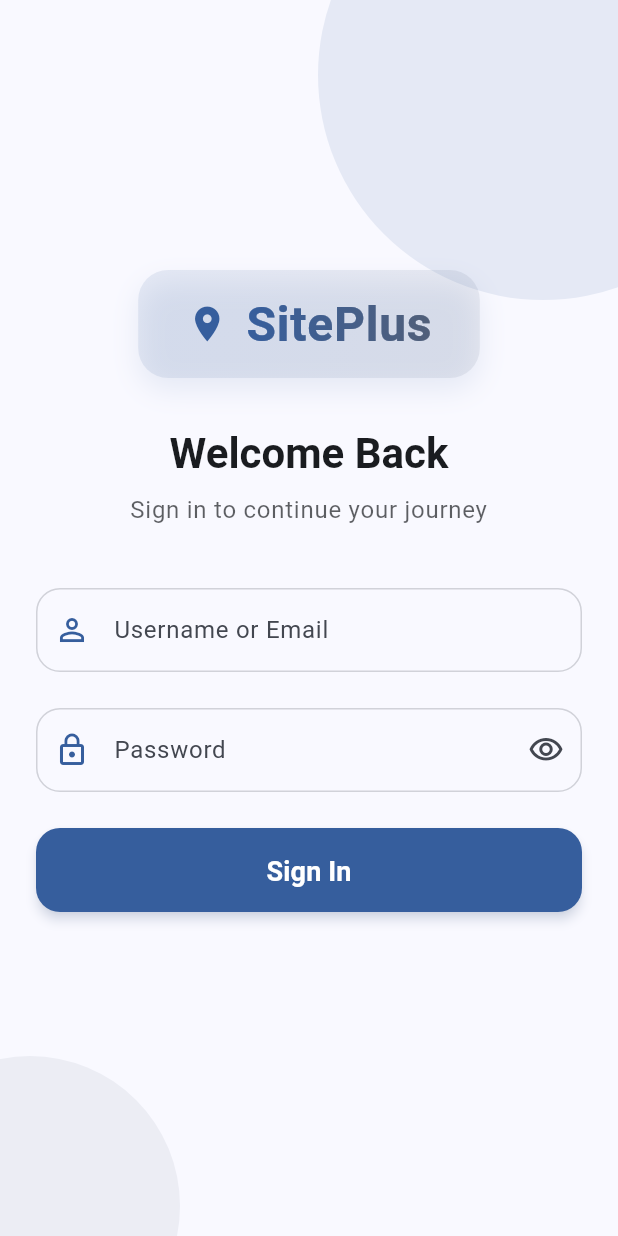
After one commit to Let-cal/SitePlus-MB, a Flutter app: the screen it shows after launch, on a phone screen of 412 x 824 dp. The commit adds this screen. Run offline on Flutter 3.47's test engine with Material 3 defaults, Android fonts, the phone set to English and light mode, and no system bars; drawn by our look-alikes of flutter_animate; our stand-ins replace google_fonts, image_picker; Roboto replaces fonts that are missing (Acme, Actor).

Commit message:
login page UI/UX have done

```diff
--- a/lib/main.dart
+++ b/lib/main.dart
@@ -1,7 +1,9 @@
 import 'package:flutter/material.dart';
+
+// import 'pages/ReportPage/pages/ReportPage.dart';
+import 'pages/LoginPage/pages/login_page.dart';
+import 'theme.dart';
 import 'util.dart';
-import 'theme.dart';
-import 'pages/ReportPage/pages/ReportPage.dart';
 
 void main() {
   runApp(const MyApp());
@@ -25,7 +27,7 @@ class MyApp extends StatelessWidget {
     return MaterialApp(
       title: 'Flutter Demo',
       theme: brightness == Brightness.light ? theme.light() : theme.dark(),
-      home: ReportPage(),
+      home: LoginPage(),
     );
   }
 }
--- /dev/null
+++ b/lib/pages/LoginPage/components/animated_logo.dart
@@ -0,0 +1,88 @@
+import 'dart:math' show sin, pi;
+import 'package:flutter/material.dart';
+import 'package:flutter_animate/flutter_animate.dart';
+
+class AnimatedLogo extends StatelessWidget {
+  const AnimatedLogo({Key? key}) : super(key: key);
+
+  @override
+  Widget build(BuildContext context) {
+    final colorScheme = Theme.of(context).colorScheme;
+    final textTheme = Theme.of(context).textTheme;
+
+    return Container(
+      padding: const EdgeInsets.symmetric(
+        horizontal: 32,
+        vertical: 16,
+      ),
+      decoration: BoxDecoration(
+        gradient: LinearGradient(
+          colors: [
+            colorScheme.primary.withOpacity(0.1),
+            colorScheme.secondary.withOpacity(0.1),
+          ],
+          begin: Alignment.topLeft,
+          end: Alignment.bottomRight,
+        ),
+        borderRadius: BorderRadius.circular(20),
+        boxShadow: [
+          BoxShadow(
+            color: colorScheme.primary.withOpacity(0.1),
+            blurRadius: 15,
+            offset: const Offset(0, 8),
+          ),
+        ],
+      ),
+      child: Row(
+        mainAxisSize: MainAxisSize.min,
+        children: [
+          Icon(
+            Icons.location_on,
+            color: colorScheme.primary,
+            size: 28,
+          ),
+          const SizedBox(width: 12),
+          ShaderMask(
+            shaderCallback: (bounds) => LinearGradient(
+              colors: [
+                colorScheme.primary,
+                colorScheme.secondary,
+              ],
+            ).createShader(bounds),
+            child: Text(
+              'SitePlus',
+              style: textTheme.headlineLarge?.copyWith(
+                color: Colors.white,
+                fontWeight: FontWeight.bold,
+                letterSpacing: 0.5,
+              ),
+            ),
+          )
+          .animate(
+            onPlay: (controller) => controller.repeat(),
+          )
+          .shimmer(
+            duration: 2500.ms,
+            color: Colors.white.withOpacity(0.4),
+            size: 0.3,
+          )
+          .then()
+          .shimmer(
+            duration: 2500.ms,
+            color: Colors.white.withOpacity(0.2),
+            size: 0.2,
+            delay: 1000.ms,
+          )
+          .then()
+          .custom(
+            duration: 3000.ms,
+            builder: (context, value, child) => Transform.scale(
+              scale: 1.0 + 0.03 * sin(value * pi * 2),
+              child: child,
+            ),
+          ),
+        ],
+      ),
+    );
+  }
+}
--- /dev/null
+++ b/lib/pages/LoginPage/components/background_decorations.dart
@@ -0,0 +1,40 @@
+import 'package:flutter/material.dart';
+import 'package:flutter_animate/flutter_animate.dart';
+
+class BackgroundDecorations extends StatelessWidget {
+  const BackgroundDecorations({Key? key}) : super(key: key);
+
+  @override
+  Widget build(BuildContext context) {
+    final colorScheme = Theme.of(context).colorScheme;
+
+    return Stack(
+      children: [
+        Positioned(
+          top: -100,
+          right: -100,
+          child: Container(
+            width: 300,
+            height: 300,
+            decoration: BoxDecoration(
+              shape: BoxShape.circle,
+              color: colorScheme.primary.withOpacity(0.1),
+            ),
+          ).animate().fade(duration: 1000.ms),
+        ),
+        Positioned(
+          bottom: -80,
+          left: -80,
+          child: Container(
+            width: 200,
+            height: 200,
+            decoration: BoxDecoration(
+              shape: BoxShape.circle,
+              color: colorScheme.secondary.withOpacity(0.08),
+            ),
+          ).animate().fade(duration: 1000.ms).slideY(begin: 0.1, end: 0),
+        ),
+      ],
+    );
+  }
+}
--- /dev/null
+++ b/lib/pages/LoginPage/components/custom_text_field.dart
@@ -0,0 +1,70 @@
+import 'package:flutter/material.dart';
+import 'package:flutter_animate/flutter_animate.dart';
+
+class CustomTextField extends StatelessWidget {
+  final TextEditingController controller;
+  final String labelText;
+  final String hintText;
+  final IconData prefixIcon;
+  final Widget? suffixIcon;
+  final bool obscureText;
+  final String? Function(String?)? validator;
+  final Duration animationDelay;
+
+  const CustomTextField({
+    Key? key,
+    required this.controller,
+    required this.labelText,
+    required this.hintText,
+    required this.prefixIcon,
+    this.suffixIcon,
+    this.obscureText = false,
+    this.validator,
+    this.animationDelay = Duration.zero,
+  }) : super(key: key);
+
+  @override
+  Widget build(BuildContext context) {
+    final colorScheme = Theme.of(context).colorScheme;
+
+    return TextFormField(
+      controller: controller,
+      obscureText: obscureText,
+      decoration: InputDecoration(
+        labelText: labelText,
+        hintText: hintText,
+        prefixIcon: Icon(
+          prefixIcon,
+          color: colorScheme.primary,
+        ),
+        suffixIcon: suffixIcon,
+        border: OutlineInputBorder(
+          borderRadius: BorderRadius.circular(16),
+          borderSide: BorderSide(
+            color: colorScheme.outline.withOpacity(0.5),
+          ),
+        ),
+        enabledBorder: OutlineInputBorder(
+          borderRadius: BorderRadius.circular(16),
+          borderSide: BorderSide(
+            color: colorScheme.outline.withOpacity(0.3),
+          ),
+        ),
+        focusedBorder: OutlineInputBorder(
+          borderRadius: BorderRadius.circular(16),
+          borderSide: BorderSide(
+            color: colorScheme.primary,
+            width: 2,
+          ),
+        ),
+        filled: true,
+        fillColor: colorScheme.surface,
+        floatingLabelBehavior: FloatingLabelBehavior.auto,
+      ),
+      validator: validator,
+    )
+    .animate()
+    .fade(duration: 800.ms, delay: animationDelay)
+    .slideY(begin: 0.1, end: 0, duration: 600.ms);
+  }
+}
--- /dev/null
+++ b/lib/pages/LoginPage/components/login_button.dart
@@ -0,0 +1,59 @@
+import 'package:flutter/material.dart';
+import 'package:flutter_animate/flutter_animate.dart';
+
+class LoginButton extends StatelessWidget {
+  final bool isLoading;
+  final VoidCallback onPressed;
+
+  const LoginButton({
+    Key? key,
+    required this.isLoading,
+    required this.onPressed,
+  }) : super(key: key);
+
+  @override
+  Widget build(BuildContext context) {
+    final colorScheme = Theme.of(context).colorScheme;
+
+    return SizedBox(
+      width: double.infinity,
+      height: 56,
+      child: ElevatedButton(
+        onPressed: isLoading ? null : onPressed,
+        style: ElevatedButton.styleFrom(
+          foregroundColor: colorScheme.onPrimary,
+          backgroundColor: colorScheme.primary,
+          padding: const EdgeInsets.symmetric(vertical: 16),
+          shape: RoundedRectangleBorder(
+            borderRadius: BorderRadius.circular(16),
+          ),
+          elevation: 3,
+          shadowColor: colorScheme.primary.withOpacity(0.3),
+        ),
+        child: isLoading
+            ? SizedBox(
+                width: 24,
+                height: 24,
+                child: CircularProgressIndicator(
+                  color: colorScheme.onPrimary,
+                  strokeWidth: 2,
+                ),
+              )
+            : Text(
+                'Sign In',
+                style: TextStyle(
+                  fontSize: 18,
+                  fontWeight: FontWeight.bold,
+                ),
+              ),
+      ),
+    )
+    .animate()
+    .fade(duration: 800.ms, delay: 1000.ms)
+    .scale(
+      delay: 1000.ms,
+      duration: 400.ms,
+      begin: Offset(0.95, 0.95),
+    );
+  }
+}
--- /dev/null
+++ b/lib/pages/LoginPage/components/login_form.dart
@@ -0,0 +1,110 @@
+import 'package:flutter/material.dart';
+import 'package:flutter_animate/flutter_animate.dart';
+import 'custom_text_field.dart';
+import 'login_button.dart';
+
+class LoginForm extends StatefulWidget {
+  final GlobalKey<FormState> formKey;
+  final Function onLoginSuccess;
+
+  const LoginForm({
+    super.key,
+    required this.formKey,
+    required this.onLoginSuccess,
+  });
+
+  @override
+  // ignore: library_private_types_in_public_api
+  _LoginFormState createState() => _LoginFormState();
+}
+
+class _LoginFormState extends State<LoginForm> {
+  final _usernameController = TextEditingController();
+  final _passwordController = TextEditingController();
+  bool _obscurePassword = true;
+  bool _isLoading = false;
+
+  @override
+  Widget build(BuildContext context) {
+    final colorScheme = Theme.of(context).colorScheme;
+
+    return Form(
+      key: widget.formKey,
+      child: Column(
+        children: [
+          CustomTextField(
+            controller: _usernameController,
+            labelText: 'Username or Email',
+            hintText: 'Enter your username or email',
+            prefixIcon: Icons.person_outline,
+            validator: (value) {
+              if (value == null || value.isEmpty) {
+                return 'Please enter your username or email';
+              }
+              return null;
+            },
+            animationDelay: 400.ms,
+          ),
+
+          const SizedBox(height: 24),
+
+          CustomTextField(
+            controller: _passwordController,
+            labelText: 'Password',
+            hintText: 'Enter your password',
+            prefixIcon: Icons.lock_outline,
+            obscureText: _obscurePassword,
+            suffixIcon: IconButton(
+              icon: Icon(
+                _obscurePassword
+                    ? Icons.visibility_outlined
+                    : Icons.visibility_off_outlined,
+                color: colorScheme.onSurfaceVariant,
+              ),
+              onPressed: () {
+                setState(() {
+                  _obscurePassword = !_obscurePassword;
+                });
+              },
+            ),
+            validator: (value) {
+              if (value == null || value.isEmpty) {
+                return 'Please enter your password';
+              }
+              return null;
+            },
+            animationDelay: 600.ms,
+          ),
+
+          const SizedBox(height: 24),
+
+          LoginButton(
+            isLoading: _isLoading,
+            onPressed: () {
+              if (widget.formKey.currentState!.validate()) {
+                setState(() => _isLoading = true);
+                // Simulate API call
+                Future.delayed(
+                  const Duration(seconds: 2),
+                  () {
+                    setState(() => _isLoading = false);
+                    widget.onLoginSuccess();
+                  },
+                );
+              }
+            },
+          ),
+
+          const SizedBox(height: 36),
+        ],
+      ),
+    );
+  }
+
+  @override
+  void dispose() {
+    _usernameController.dispose();
+    _passwordController.dispose();
+    super.dispose();
+  }
+}
--- /dev/null
+++ b/lib/pages/LoginPage/components/welcome_text.dart
@@ -0,0 +1,41 @@
+import 'package:flutter/material.dart';
+import 'package:flutter_animate/flutter_animate.dart';
+
+class WelcomeText extends StatelessWidget {
+  const WelcomeText({Key? key}) : super(key: key);
+
+  @override
+  Widget build(BuildContext context) {
+    final colorScheme = Theme.of(context).colorScheme;
+    final textTheme = Theme.of(context).textTheme;
+
+    return Column(
+      children: [
+        Text(
+          'Welcome Back',
+          style: textTheme.headlineMedium?.copyWith(
+            fontWeight: FontWeight.bold,
+            color: colorScheme.onBackground,
+          ),
+          textAlign: TextAlign.center,
+        )
+        .animate()
+        .fade(duration: 800.ms)
+        .slideY(begin: 0.2, end: 0, duration: 600.ms),
+
+        const SizedBox(height: 8),
+
+        Text(
+          'Sign in to continue your journey',
+          style: textTheme.bodyLarge?.copyWith(
+            color: colorScheme.onBackground.withOpacity(0.7),
+          ),
+          textAlign: TextAlign.center,
+        )
+        .animate()
+        .fade(duration: 800.ms, delay: 300.ms)
+        .slideY(begin: 0.2, end: 0, duration: 600.ms),
+      ],
+    );
+  }
+}
--- /dev/null
+++ b/lib/pages/LoginPage/pages/login_page.dart
@@ -0,0 +1,77 @@
+import 'package:flutter/material.dart';
+
+import '../components/animated_logo.dart';
+import '../components/background_decorations.dart';
+import '../components/login_form.dart';
+import '../components/welcome_text.dart';
+
+class LoginPage extends StatefulWidget {
+  const LoginPage({Key? key}) : super(key: key);
+
+  @override
+  _LoginPageState createState() => _LoginPageState();
+}
+
+class _LoginPageState extends State<LoginPage> {
+  final _formKey = GlobalKey<FormState>();
+
+  @override
+  Widget build(BuildContext context) {
+    final colorScheme = Theme.of(context).colorScheme;
+
+    return Scaffold(
+      backgroundColor: colorScheme.background,
+      body: Stack(
+        children: [
+          // Background design elements
+          const BackgroundDecorations(),
+
+          // Main content
+          Center(
+            child: SingleChildScrollView(
+              child: Padding(
+                padding: const EdgeInsets.symmetric(
+                  horizontal: 24.0,
+                  vertical: 40.0,
+                ),
+                child: Column(
+                  mainAxisAlignment: MainAxisAlignment.center,
+                  crossAxisAlignment: CrossAxisAlignment.stretch,
+                  children: [
+                    // Logo section
+                    const Center(child: AnimatedLogo()),
+
+                    const SizedBox(height: 32),
+
+                    // Welcome text section
+                    const WelcomeText(),
+
+                    const SizedBox(height: 40),
+
+                    // Login form
+                    LoginForm(
+                      formKey: _formKey,
+                      onLoginSuccess: () {
+                        ScaffoldMessenger.of(context).showSnackBar(
+                          SnackBar(
+                            content: Text('Login successful!'),
+                            backgroundColor: colorScheme.primary,
+                            behavior: SnackBarBehavior.floating,
+                            shape: RoundedRectangleBorder(
+                              borderRadius: BorderRadius.circular(12),
+                            ),
+                            margin: EdgeInsets.all(16),
+                          ),
+                        );
+                      },
+                    ),
+                  ],
+                ),
+              ),
+            ),
+          ),
+        ],
+      ),
+    );
+  }
+}
--- a/pubspec.yaml
+++ b/pubspec.yaml
@@ -37,6 +37,7 @@ dependencies:
   google_fonts: ^6.1.0
   logging: ^1.1.0
   image_picker: ^0.8.7+5
+  flutter_animate: ^4.3.0
 
 dev_dependencies:
   flutter_test:
```
